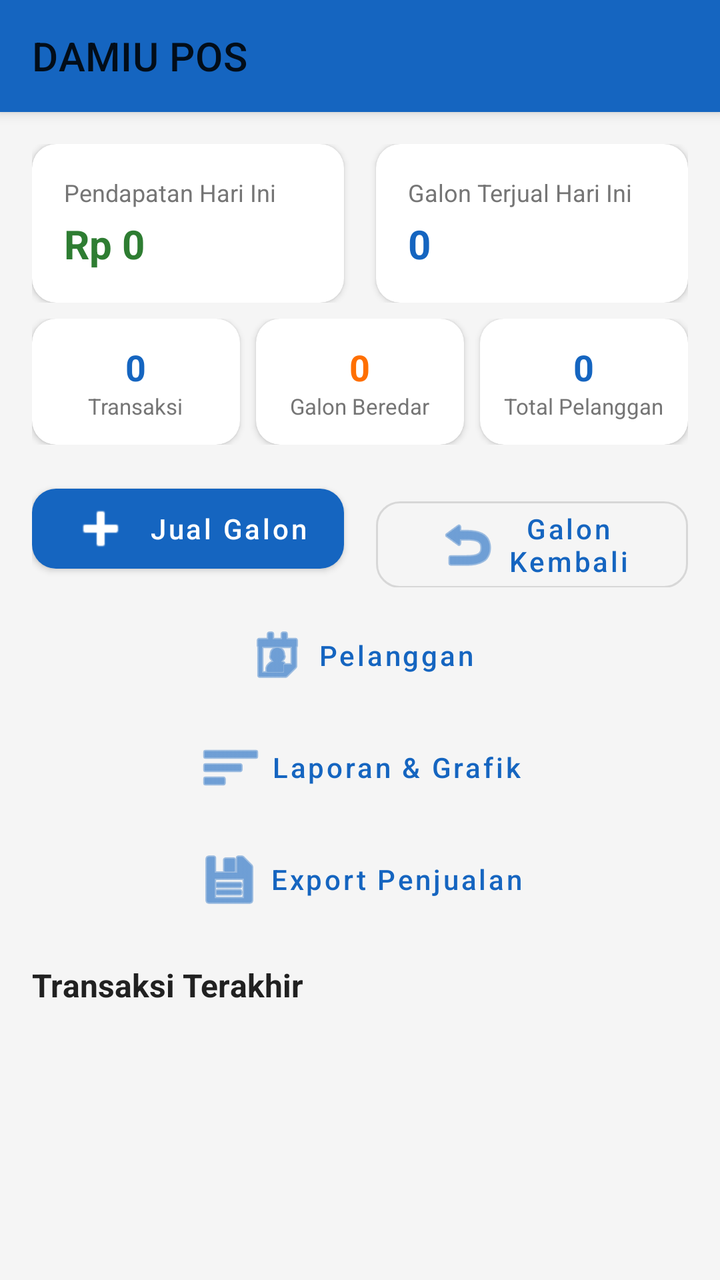
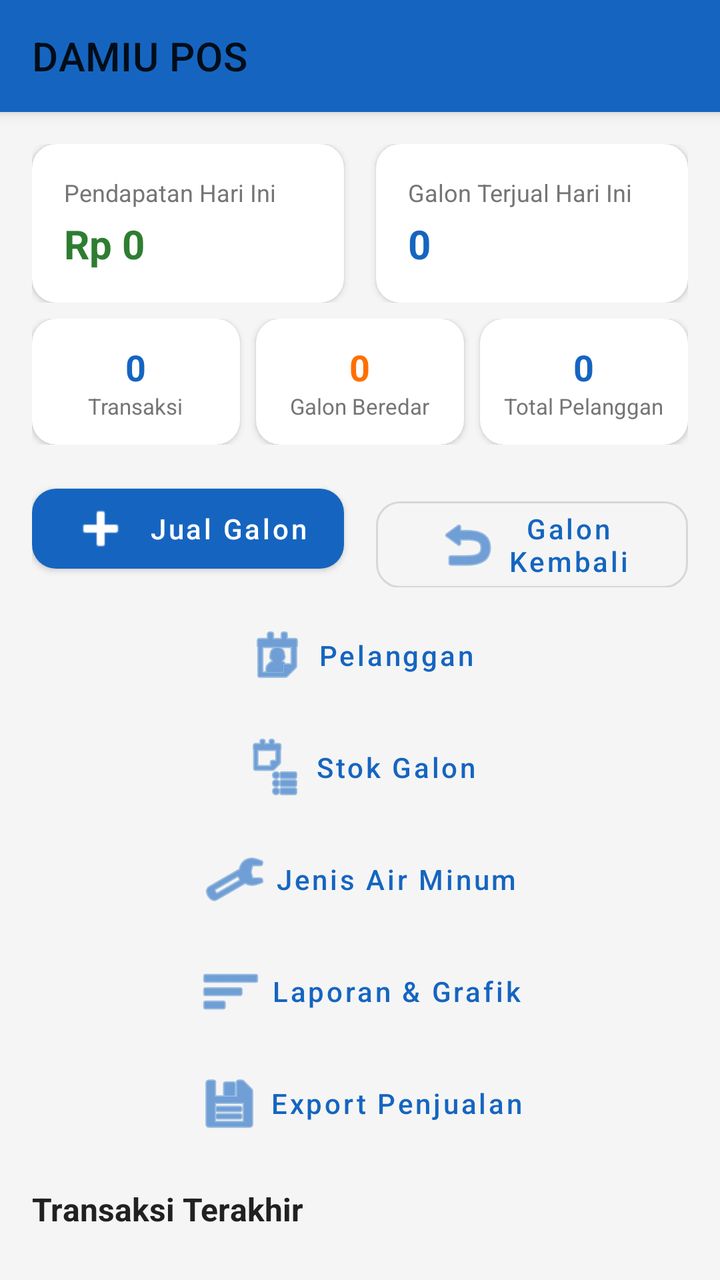

The first picture is an Android layout as it rendered before a commit; the second is the same layout after the commit. The layout source and the unified diff follow.
<!-- AndroidManifest.xml: application theme Theme.DAMIUPOS -->
<!-- res/layout/activity_main.xml -->
<?xml version="1.0" encoding="utf-8"?>
<androidx.coordinatorlayout.widget.CoordinatorLayout
    xmlns:android="http://schemas.android.com/apk/res/android"
    xmlns:app="http://schemas.android.com/apk/res-auto"
    android:layout_width="match_parent"
    android:layout_height="match_parent"
    android:background="@color/grey_light">

    <com.google.android.material.appbar.AppBarLayout
        android:layout_width="match_parent"
        android:layout_height="wrap_content">

        <androidx.appcompat.widget.Toolbar
            android:id="@+id/toolbar"
            android:layout_width="match_parent"
            android:layout_height="?attr/actionBarSize"
            android:background="@color/primary"
            android:titleTextColor="@color/white"
            app:title="@string/app_name" />
    </com.google.android.material.appbar.AppBarLayout>

    <androidx.core.widget.NestedScrollView
        android:layout_width="match_parent"
        android:layout_height="match_parent"
        app:layout_behavior="@string/appbar_scrolling_view_behavior">

        <LinearLayout
            android:layout_width="match_parent"
            android:layout_height="wrap_content"
            android:orientation="vertical"
            android:padding="16dp">

            
            <LinearLayout
                android:layout_width="match_parent"
                android:layout_height="wrap_content"
                android:orientation="horizontal"
                android:weightSum="2">

                <com.google.android.material.card.MaterialCardView
                    android:layout_width="0dp"
                    android:layout_height="wrap_content"
                    android:layout_weight="1"
                    android:layout_marginEnd="8dp"
                    app:cardCornerRadius="12dp"
                    app:cardElevation="2dp">

                    <LinearLayout
                        android:layout_width="match_parent"
                        android:layout_height="wrap_content"
                        android:orientation="vertical"
                        android:padding="16dp">

                        <TextView
                            android:layout_width="wrap_content"
                            android:layout_height="wrap_content"
                            android:text="@string/pendapatan_hari_ini"
                            android:textColor="@color/text_secondary"
                            android:textSize="12sp" />

                        <TextView
                            android:id="@+id/tvPendapatan"
                            android:layout_width="wrap_content"
                            android:layout_height="wrap_content"
                            android:layout_marginTop="4dp"
                            android:text="Rp 0"
                            android:textColor="@color/green"
                            android:textSize="20sp"
                            android:textStyle="bold" />
                    </LinearLayout>
                </com.google.android.material.card.MaterialCardView>

                <com.google.android.material.card.MaterialCardView
                    android:layout_width="0dp"
                    android:layout_height="wrap_content"
                    android:layout_weight="1"
                    android:layout_marginStart="8dp"
                    app:cardCornerRadius="12dp"
                    app:cardElevation="2dp">

                    <LinearLayout
                        android:layout_width="match_parent"
                        android:layout_height="wrap_content"
                        android:orientation="vertical"
                        android:padding="16dp">

                        <TextView
                            android:layout_width="wrap_content"
                            android:layout_height="wrap_content"
                            android:text="@string/galon_terjual_hari_ini"
                            android:textColor="@color/text_secondary"
                            android:textSize="12sp" />

                        <TextView
                            android:id="@+id/tvGalonTerjual"
                            android:layout_width="wrap_content"
                            android:layout_height="wrap_content"
                            android:layout_marginTop="4dp"
                            android:text="0"
                            android:textColor="@color/primary"
                            android:textSize="20sp"
                            android:textStyle="bold" />
                    </LinearLayout>
                </com.google.android.material.card.MaterialCardView>
            </LinearLayout>

            
            <LinearLayout
                android:layout_width="match_parent"
                android:layout_height="wrap_content"
                android:orientation="horizontal"
                android:layout_marginTop="8dp"
                android:weightSum="3">

                <com.google.android.material.card.MaterialCardView
                    android:layout_width="0dp"
                    android:layout_height="wrap_content"
                    android:layout_weight="1"
                    android:layout_marginEnd="4dp"
                    app:cardCornerRadius="12dp"
                    app:cardElevation="2dp">

                    <LinearLayout
                        android:layout_width="match_parent"
                        android:layout_height="wrap_content"
                        android:gravity="center"
                        android:orientation="vertical"
                        android:padding="12dp">

                        <TextView
                            android:id="@+id/tvTransaksiHariIni"
                            android:layout_width="wrap_content"
                            android:layout_height="wrap_content"
                            android:text="0"
                            android:textColor="@color/primary"
                            android:textSize="18sp"
                            android:textStyle="bold" />

                        <TextView
                            android:layout_width="wrap_content"
                            android:layout_height="wrap_content"
                            android:text="Transaksi"
                            android:textColor="@color/text_secondary"
                            android:textSize="11sp" />
                    </LinearLayout>
                </com.google.android.material.card.MaterialCardView>

                <com.google.android.material.card.MaterialCardView
                    android:layout_width="0dp"
                    android:layout_height="wrap_content"
                    android:layout_weight="1"
                    android:layout_marginStart="4dp"
                    android:layout_marginEnd="4dp"
                    app:cardCornerRadius="12dp"
                    app:cardElevation="2dp">

                    <LinearLayout
                        android:layout_width="match_parent"
                        android:layout_height="wrap_content"
                        android:gravity="center"
                        android:orientation="vertical"
                        android:padding="12dp">

                        <TextView
                            android:id="@+id/tvGalonBeredar"
                            android:layout_width="wrap_content"
                            android:layout_height="wrap_content"
                            android:text="0"
                            android:textColor="@color/accent"
                            android:textSize="18sp"
                            android:textStyle="bold" />

                        <TextView
                            android:layout_width="wrap_content"
                            android:layout_height="wrap_content"
                            android:text="@string/galon_beredar"
                            android:textColor="@color/text_secondary"
                            android:textSize="11sp" />
                    </LinearLayout>
                </com.google.android.material.card.MaterialCardView>

                <com.google.android.material.card.MaterialCardView
                    android:layout_width="0dp"
                    android:layout_height="wrap_content"
                    android:layout_weight="1"
                    android:layout_marginStart="4dp"
                    app:cardCornerRadius="12dp"
                    app:cardElevation="2dp">

                    <LinearLayout
                        android:layout_width="match_parent"
                        android:layout_height="wrap_content"
                        android:gravity="center"
                        android:orientation="vertical"
                        android:padding="12dp">

                        <TextView
                            android:id="@+id/tvTotalPelanggan"
                            android:layout_width="wrap_content"
                            android:layout_height="wrap_content"
                            android:text="0"
                            android:textColor="@color/primary"
                            android:textSize="18sp"
                            android:textStyle="bold" />

                        <TextView
                            android:layout_width="wrap_content"
                            android:layout_height="wrap_content"
                            android:text="@string/total_pelanggan"
                            android:textColor="@color/text_secondary"
                            android:textSize="11sp" />
                    </LinearLayout>
                </com.google.android.material.card.MaterialCardView>
            </LinearLayout>

            
            <LinearLayout
                android:layout_width="match_parent"
                android:layout_height="wrap_content"
                android:layout_marginTop="16dp"
                android:orientation="horizontal"
                android:weightSum="2">

                <com.google.android.material.button.MaterialButton
                    android:id="@+id/btnJualGalon"
                    android:layout_width="0dp"
                    android:layout_height="wrap_content"
                    android:layout_weight="1"
                    android:layout_marginEnd="8dp"
                    android:text="@string/jual_galon"
                    android:textAllCaps="false"
                    app:cornerRadius="12dp"
                    app:icon="@android:drawable/ic_input_add"
                    app:iconGravity="textStart" />

                <com.google.android.material.button.MaterialButton
                    android:id="@+id/btnGalonKembali"
                    style="@style/Widget.MaterialComponents.Button.OutlinedButton"
                    android:layout_width="0dp"
                    android:layout_height="wrap_content"
                    android:layout_weight="1"
                    android:layout_marginStart="8dp"
                    android:text="@string/galon_kembali"
                    android:textAllCaps="false"
                    app:cornerRadius="12dp"
                    app:icon="@android:drawable/ic_menu_revert"
                    app:iconGravity="textStart" />
            </LinearLayout>

            <com.google.android.material.button.MaterialButton
                android:id="@+id/btnPelanggan"
                style="@style/Widget.MaterialComponents.Button.TextButton"
                android:layout_width="match_parent"
                android:layout_height="wrap_content"
                android:layout_marginTop="8dp"
                android:text="@string/pelanggan"
                android:textAllCaps="false"
                app:cornerRadius="12dp"
                app:icon="@android:drawable/ic_menu_my_calendar"
                app:iconGravity="textStart" />

            <com.google.android.material.button.MaterialButton
                android:id="@+id/btnLaporan"
                style="@style/Widget.MaterialComponents.Button.TextButton"
                android:layout_width="match_parent"
                android:layout_height="wrap_content"
                android:layout_marginTop="4dp"
                android:text="Laporan &amp; Grafik"
                android:textAllCaps="false"
                app:cornerRadius="12dp"
                app:icon="@android:drawable/ic_menu_sort_by_size"
                app:iconGravity="textStart" />

            <com.google.android.material.button.MaterialButton
                android:id="@+id/btnExport"
                style="@style/Widget.MaterialComponents.Button.TextButton"
                android:layout_width="match_parent"
                android:layout_height="wrap_content"
                android:layout_marginTop="4dp"
                android:text="Export Penjualan"
                android:textAllCaps="false"
                app:cornerRadius="12dp"
                app:icon="@android:drawable/ic_menu_save"
                app:iconGravity="textStart" />

            
            <TextView
                android:layout_width="wrap_content"
                android:layout_height="wrap_content"
                android:layout_marginTop="16dp"
                android:text="@string/transaksi_terakhir"
                android:textColor="@color/text_primary"
                android:textSize="16sp"
                android:textStyle="bold" />

            <androidx.recyclerview.widget.RecyclerView
                android:id="@+id/rvRecentTransactions"
                android:layout_width="match_parent"
                android:layout_height="wrap_content"
                android:layout_marginTop="8dp"
                android:nestedScrollingEnabled="false" />

            <TextView
                android:id="@+id/tvEmptyRecent"
                android:layout_width="match_parent"
                android:layout_height="wrap_content"
                android:layout_marginTop="24dp"
                android:gravity="center"
                android:text="@string/belum_ada_transaksi"
                android:textColor="@color/grey_medium"
                android:visibility="gone" />

        </LinearLayout>
    </androidx.core.widget.NestedScrollView>

</androidx.coordinatorlayout.widget.CoordinatorLayout>
<!-- resources referenced by this layout -->
<resources>
  <color name="accent">#FF6F00</color>
  <color name="green">#2E7D32</color>
  <color name="grey_light">#F5F5F5</color>
  <color name="grey_medium">#9E9E9E</color>
  <color name="primary">#1565C0</color>
  <color name="text_primary">#212121</color>
  <color name="text_secondary">#757575</color>
  <color name="white">#FFFFFF</color>
  <string name="app_name">DAMIU POS</string>
  <string name="belum_ada_transaksi">Belum ada transaksi</string>
  <string name="galon_beredar">Galon Beredar</string>
  <string name="galon_kembali">Galon Kembali</string>
  <string name="galon_terjual_hari_ini">Galon Terjual Hari Ini</string>
  <string name="jual_galon">Jual Galon</string>
  <string name="pelanggan">Pelanggan</string>
  <string name="pendapatan_hari_ini">Pendapatan Hari Ini</string>
  <string name="total_pelanggan">Total Pelanggan</string>
  <string name="transaksi_terakhir">Transaksi Terakhir</string>
  <style name="Theme.DAMIUPOS" parent="Theme.MaterialComponents.Light.NoActionBar">
          <item name="colorPrimary">@color/primary</item>
          <item name="colorPrimaryDark">@color/primary_dark</item>
          <item name="colorAccent">@color/accent</item>
          <item name="android:statusBarColor">@color/primary_dark</item>
      </style>
  <color name="primary_dark">#0D47A1</color>
</resources>

<!-- the commit's change to res/layout/activity_main.xml (unified diff, before → after) -->
@@ -260,6 +260,30 @@
                 app:iconGravity="textStart" />
 
             <com.google.android.material.button.MaterialButton
+                android:id="@+id/btnStokGalon"
+                style="@style/Widget.MaterialComponents.Button.TextButton"
+                android:layout_width="match_parent"
+                android:layout_height="wrap_content"
+                android:layout_marginTop="4dp"
+                android:text="Stok Galon"
+                android:textAllCaps="false"
+                app:cornerRadius="12dp"
+                app:icon="@android:drawable/ic_menu_agenda"
+                app:iconGravity="textStart" />
+
+            <com.google.android.material.button.MaterialButton
+                android:id="@+id/btnProduk"
+                style="@style/Widget.MaterialComponents.Button.TextButton"
+                android:layout_width="match_parent"
+                android:layout_height="wrap_content"
+                android:layout_marginTop="4dp"
+                android:text="Jenis Air Minum"
+                android:textAllCaps="false"
+                app:cornerRadius="12dp"
+                app:icon="@android:drawable/ic_menu_manage"
+                app:iconGravity="textStart" />
+
+            <com.google.android.material.button.MaterialButton
                 android:id="@+id/btnLaporan"
                 style="@style/Widget.MaterialComponents.Button.TextButton"
                 android:layout_width="match_parent"
